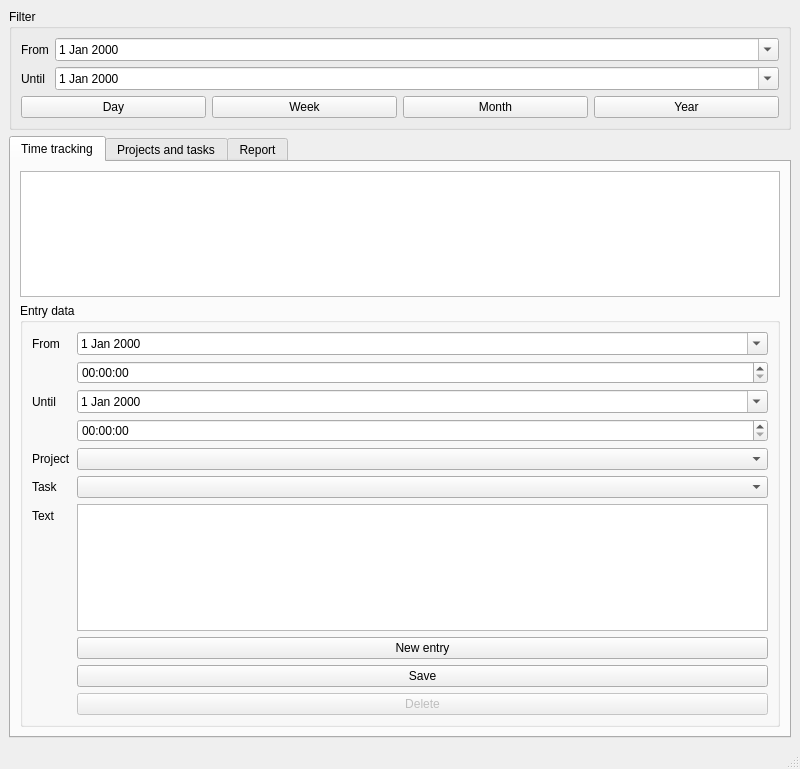
The window that timetracker/mainwindow.ui (tsymalla/timetracker) describes before a commit, drawn with Qt 5.
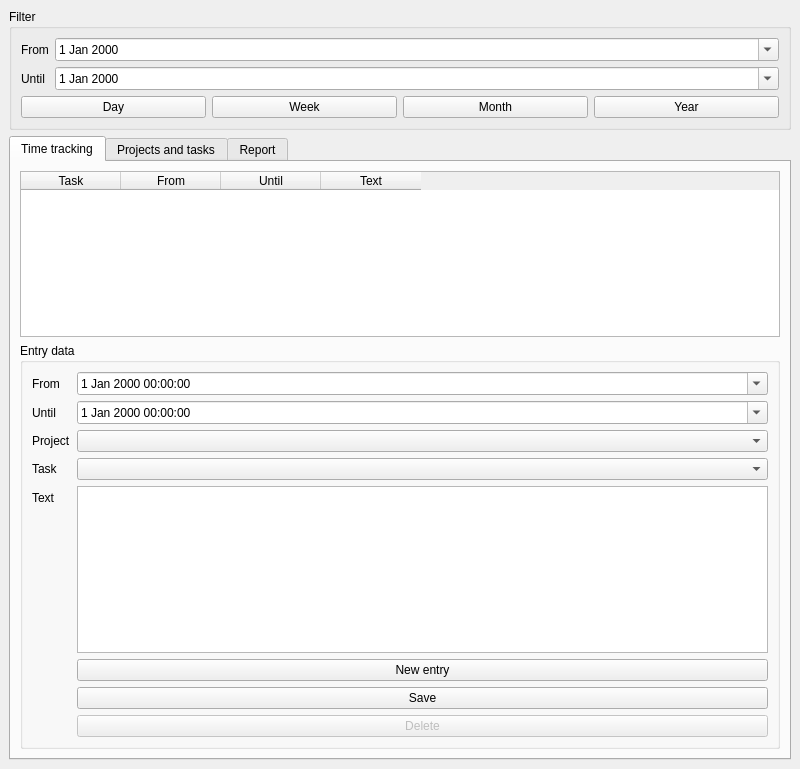
The same window after the commit. Custom widgets are drawn as their Qt base class.

Commit message: Added table widget, CRUD

```diff
--- a/timetracker/mainwindow.ui
+++ b/timetracker/mainwindow.ui
@@ -106,7 +106,28 @@
        </attribute>
        <layout class="QVBoxLayout" name="verticalLayout_2">
         <item>
-         <widget class="QTableView" name="tblCurrentData"/>
+         <widget class="QTableWidget" name="tblCurrentData">
+          <column>
+           <property name="text">
+            <string>Task</string>
+           </property>
+          </column>
+          <column>
+           <property name="text">
+            <string>From</string>
+           </property>
+          </column>
+          <column>
+           <property name="text">
+            <string>Until</string>
+           </property>
+          </column>
+          <column>
+           <property name="text">
+            <string>Text</string>
+           </property>
+          </column>
+         </widget>
         </item>
         <item>
          <widget class="QGroupBox" name="grpData">
@@ -122,64 +143,64 @@
             </widget>
            </item>
            <item row="0" column="1">
-            <widget class="QDateEdit" name="dtFrom">
+            <widget class="QDateTimeEdit" name="dtFrom">
              <property name="calendarPopup">
               <bool>true</bool>
              </property>
             </widget>
            </item>
-           <item row="1" column="1">
-            <widget class="QTimeEdit" name="tmFrom">
-             <property name="calendarPopup">
-              <bool>true</bool>
-             </property>
-            </widget>
-           </item>
-           <item row="2" column="0">
+           <item row="1" column="0">
             <widget class="QLabel" name="label_2">
              <property name="text">
               <string>Until</string>
              </property>
             </widget>
            </item>
-           <item row="4" column="0">
+           <item row="2" column="0">
             <widget class="QLabel" name="label_3">
              <property name="text">
               <string>Project</string>
              </property>
             </widget>
            </item>
-           <item row="4" column="1">
+           <item row="2" column="1">
             <widget class="QComboBox" name="cboProject"/>
            </item>
-           <item row="5" column="0">
+           <item row="3" column="0">
             <widget class="QLabel" name="label_4">
              <property name="text">
               <string>Task</string>
              </property>
             </widget>
            </item>
-           <item row="5" column="1">
+           <item row="3" column="1">
             <widget class="QComboBox" name="cboTask"/>
            </item>
-           <item row="6" column="0">
+           <item row="4" column="0">
             <widget class="QLabel" name="label_5">
              <property name="text">
               <string>Text</string>
              </property>
             </widget>
            </item>
-           <item row="6" column="1">
+           <item row="4" column="1">
             <widget class="QTextEdit" name="txtContent"/>
            </item>
-           <item row="8" column="1">
+           <item row="5" column="1">
+            <widget class="QPushButton" name="btnNew">
+             <property name="text">
+              <string>New entry</string>
+             </property>
+            </widget>
+           </item>
+           <item row="6" column="1">
             <widget class="QPushButton" name="pushButton">
              <property name="text">
               <string>Save</string>
              </property>
             </widget>
            </item>
-           <item row="9" column="1">
+           <item row="7" column="1">
             <widget class="QPushButton" name="pushButton_2">
              <property name="enabled">
               <bool>false</bool>
@@ -189,27 +210,13 @@
              </property>
             </widget>
            </item>
-           <item row="3" column="1">
-            <widget class="QTimeEdit" name="tmUntil">
+           <item row="1" column="1">
+            <widget class="QDateTimeEdit" name="dtUntil">
              <property name="calendarPopup">
               <bool>true</bool>
              </property>
             </widget>
            </item>
-           <item row="2" column="1">
-            <widget class="QDateEdit" name="dtUntil">
-             <property name="calendarPopup">
-              <bool>true</bool>
-             </property>
-            </widget>
-           </item>
-           <item row="7" column="1">
-            <widget class="QPushButton" name="btnNew">
-             <property name="text">
-              <string>New entry</string>
-             </property>
-            </widget>
-           </item>
           </layout>
          </widget>
         </item>
@@ -241,17 +248,6 @@
     </item>
    </layout>
   </widget>
-  <widget class="QMenuBar" name="menubar">
-   <property name="geometry">
-    <rect>
-     <x>0</x>
-     <y>0</y>
-     <width>800</width>
-     <height>26</height>
-    </rect>
-   </property>
-  </widget>
-  <widget class="QStatusBar" name="statusbar"/>
  </widget>
  <customwidgets>
   <customwidget>
```
The commit also changes 6 other files.
